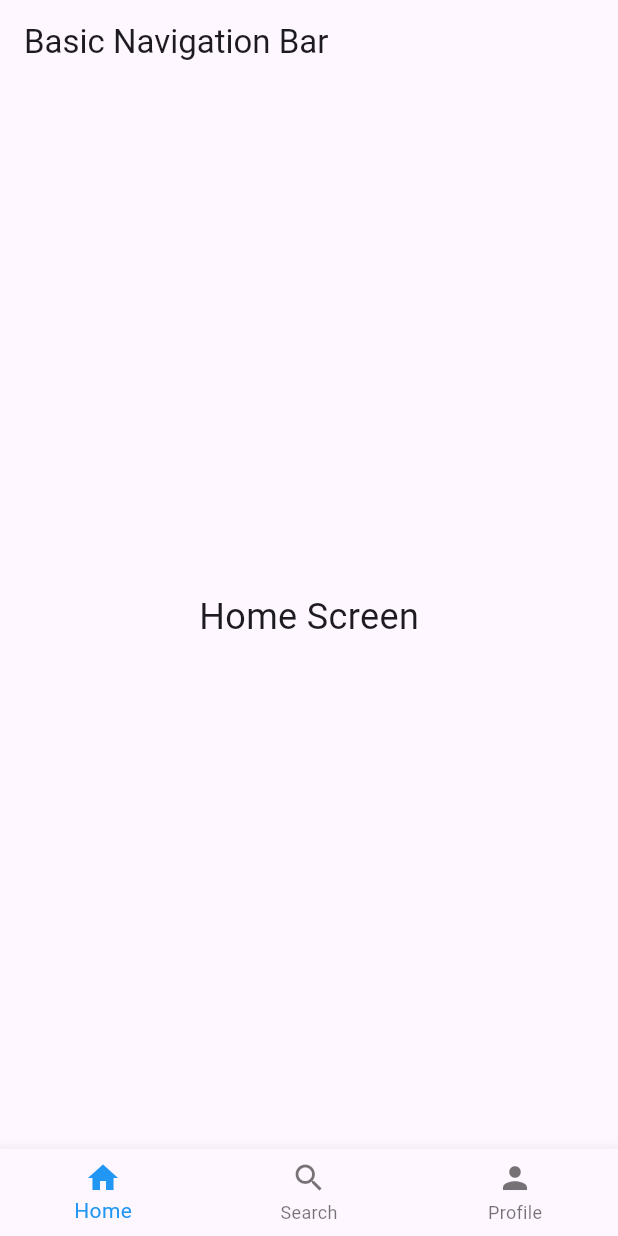
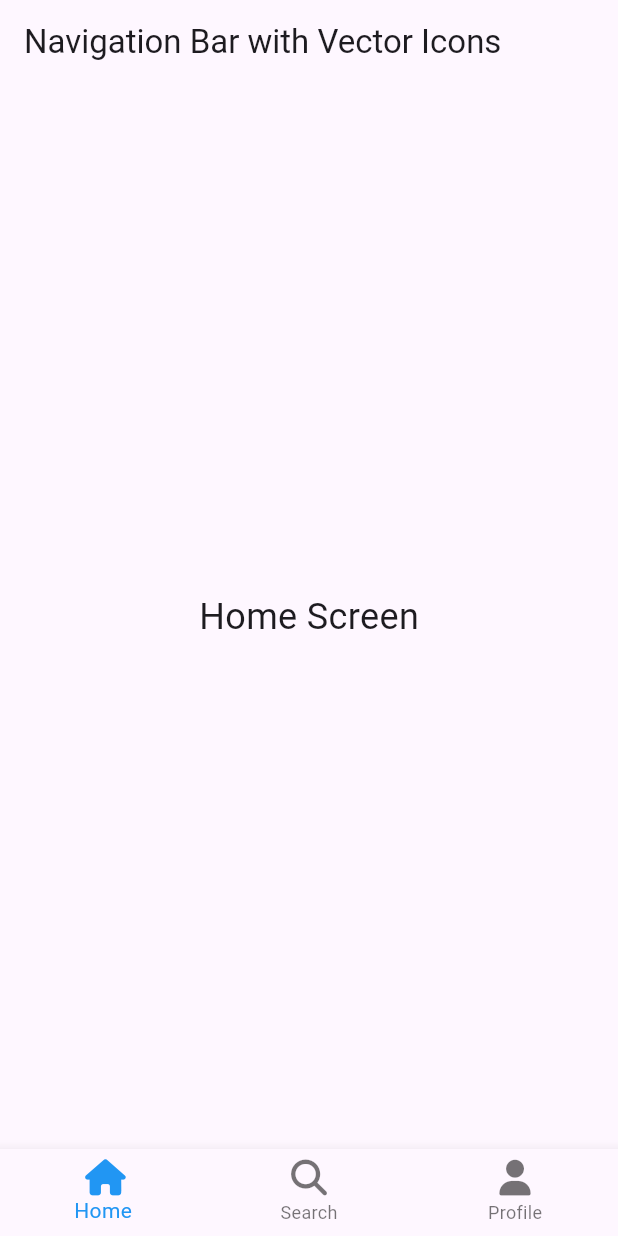
Before and after one commit to OlaroPeter/flutter-class, a Flutter app: the screen it shows after launch, on a phone screen of 412 x 824 dp. Run offline on Flutter 3.47's test engine with Material 3 defaults, Android fonts, the phone set to English and light mode, and no system bars; our stand-ins replace flutter_vector_icons.

Commit message:
vector icons

```diff
--- a/ola/lib/main.dart
+++ b/ola/lib/main.dart
@@ -1,12 +1,11 @@
 import 'package:flutter/material.dart';
+import 'package:flutter_vector_icons/flutter_vector_icons.dart';
 
 void main() {
   runApp(MyApp());
 }
 
 class MyApp extends StatelessWidget {
-  const MyApp({super.key});
-
   @override
   Widget build(BuildContext context) {
     return MaterialApp(
@@ -17,8 +16,6 @@ class MyApp extends StatelessWidget {
 }
 
 class HomeScreen extends StatefulWidget {
-  const HomeScreen({super.key});
-
   @override
   _HomeScreenState createState() => _HomeScreenState();
 }
@@ -43,21 +40,21 @@ class _HomeScreenState extends State<HomeScreen> {
   Widget build(BuildContext context) {
     return Scaffold(
       appBar: AppBar(
-        title: Text('Basic Navigation Bar'),
+        title: Text('Navigation Bar with Vector Icons'),
       ),
       body: _screens[_selectedIndex],
       bottomNavigationBar: BottomNavigationBar(
         items: const <BottomNavigationBarItem>[
           BottomNavigationBarItem(
-            icon: Icon(Icons.home),
+            icon: Icon(FontAwesome.home),
             label: 'Home',
           ),
           BottomNavigationBarItem(
-            icon: Icon(Icons.search),
+            icon: Icon(FontAwesome.search),
             label: 'Search',
           ),
           BottomNavigationBarItem(
-            icon: Icon(Icons.person),
+            icon: Icon(FontAwesome.user),
             label: 'Profile',
           ),
         ],
```
